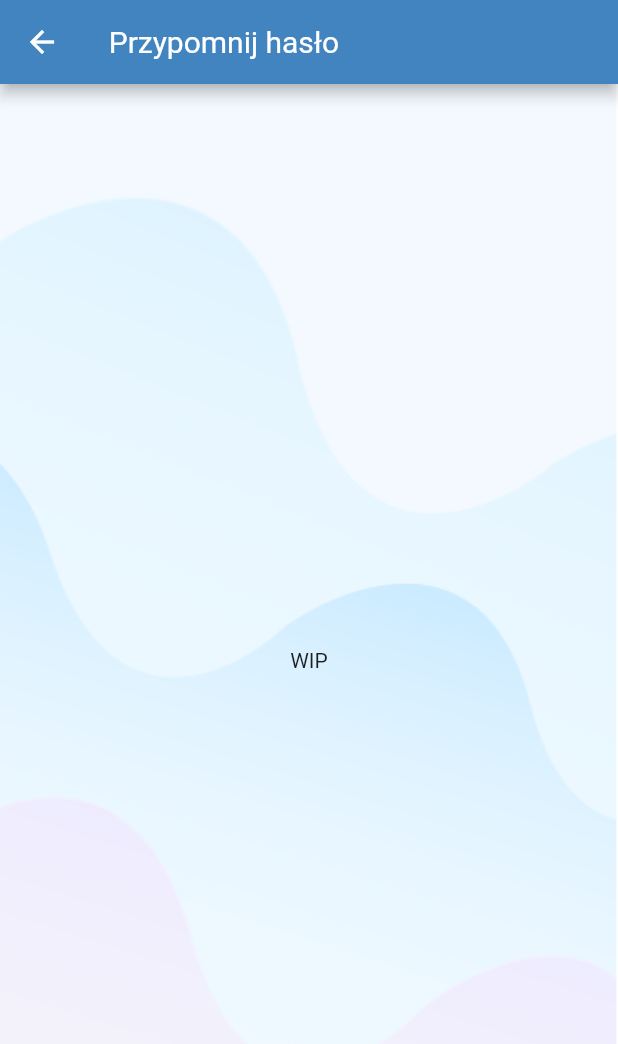
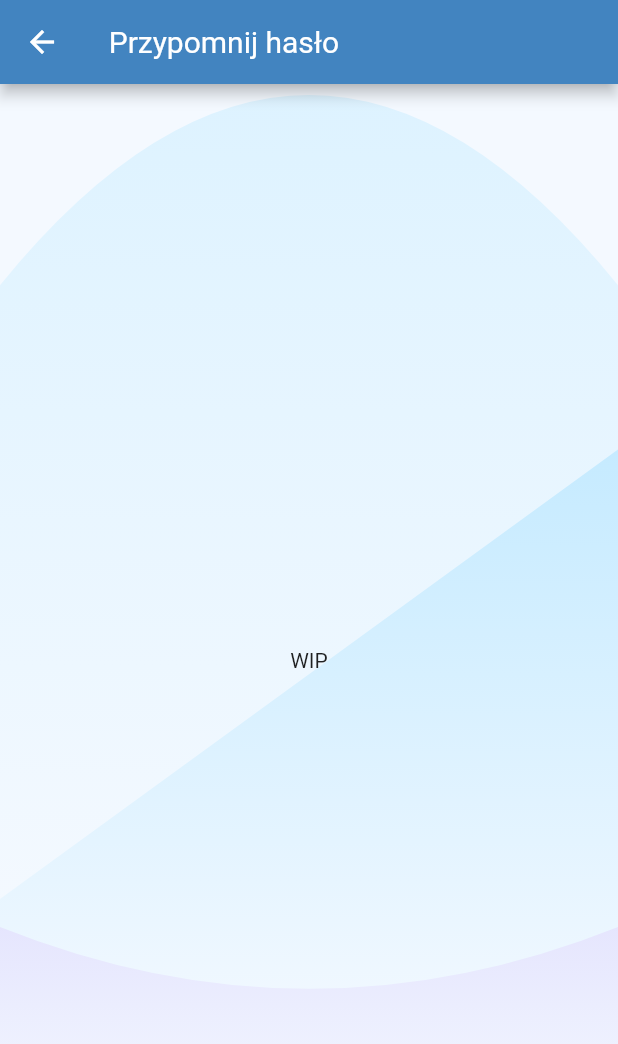
Before and after one commit to CookieDinner/Viroshop, a Flutter app: the screen it shows after launch, after a tap on "Nie pamiętasz hasła?", on a phone screen of 412 x 824 dp. Shown: the top 1044 px of the screen. Run offline on Flutter 3.47's test engine with Material 2 defaults, Android fonts, the phone set to English and light mode, and no system bars; our stand-ins replace flutter_spinkit, simple_animations; statements that could not run were skipped.

Commit message:
Added background animation + Cleanup

```diff
--- /dev/null
+++ b/PPI_MOBILE/viroshop/lib/CustomWidgets/BackgroundAnimation.dart
@@ -0,0 +1,131 @@
+import 'package:flutter/material.dart';
+import 'package:simple_animations/simple_animations.dart';
+import 'package:viroshop/Utilities/Constants.dart';
+import 'dart:math';
+
+class BackgroundAnimation extends StatelessWidget {
+  @override
+  Widget build(BuildContext context) {
+    return Stack(
+        children : <Widget>[
+          AnimatedWave(
+            width: MediaQuery.of(context).size.width,
+            height: MediaQuery.of(context).size.height / 1.3,
+            speed: 0.6,
+            offset: pi,
+            color: Constants.backgroundWave3,
+            a: 1,
+            b: 1,
+            c: 1,
+          ),
+          AnimatedWave(
+            width: MediaQuery.of(context).size.width,
+            height: MediaQuery.of(context).size.height / 2.2,
+            speed: 0.5,
+            offset: pi / 2,
+            color: Constants.backgroundWave2,
+            a: 1,
+            b: 1,
+            c: 1,
+          ),
+          AnimatedWave(
+            width: MediaQuery.of(context).size.width,
+            height: MediaQuery.of(context).size.height / 4,
+            speed: 0.4,
+            color: Constants.backgroundWave1,
+            a: 1,
+            b: 1,
+            c: 1,
+          ),
+        ]
+    );
+  }
+}
+
+class AnimatedWave extends StatelessWidget {
+  final double width;
+  final double height;
+  final double speed;
+  final double offset;
+  final Color color;
+  final double a;
+  final double b;
+  final double c;
+
+  AnimatedWave({this.width = 200, this.height = 200, this.speed = 1.0, this.offset = 0.0, this.color = Colors.blueAccent, this.a = 1, this.b = 1, this.c = 1});
+
+  @override
+  Widget build(BuildContext context) {
+    return Container(
+      height: MediaQuery.of(context).size.height,
+      child: Column(
+        mainAxisAlignment: MainAxisAlignment.end,
+        children: [
+          Container(
+            height: height,
+            width: width,
+            // ignore: deprecated_member_use
+            child: ControlledAnimation(
+              // ignore: deprecated_member_use
+                playback: Playback.LOOP,
+                duration: Duration(milliseconds: (5000 / speed).round()),
+                tween: Tween(begin: 0.0, end: 2 * pi),
+                builder: (context, value) {
+                  return CustomPaint(
+                    foregroundPainter: CurvePainter(value + offset, color, height, a: a, b: b, c: c),
+                  );
+                }),
+          ),
+        ],
+      ),
+    );
+  }
+}
+
+class CurvePainter extends CustomPainter {
+  final double value;
+  final Color waveColor;
+  final double height;
+  final double a;
+  final double b;
+  final double c;
+
+  CurvePainter(this.value, this.waveColor, this.height, {this.a = 1, this.b = 1, this.c = 1});
+
+  @override
+  void paint(Canvas canvas, Size size) {
+    final color = Paint()..shader = LinearGradient(
+      begin: Alignment.topCenter,
+      end: Alignment.bottomCenter,
+      colors: [
+        waveColor,
+        Constants.weirdWhite,
+      ],
+    ).createShader(Rect.fromCircle(
+      center: Offset(0.0, 0.0),
+      radius: height / 1.5,
+    ));
+    final path = Path();
+
+    final y1 = sin(a*value);
+    final y2 = sin(b*(value + pi / 2));
+    final y3 = sin(c*(value + pi));
+
+    final startPointY = size.height * (0.4 * y1);
+    final controlPointY = size.height * (0.4 * y2);
+    final endPointY = size.height * (0.4 * y3);
+
+    path.moveTo(size.width * 0, startPointY);
+    path.quadraticBezierTo(
+        size.width * 0.5, controlPointY, size.width, endPointY);
+    path.lineTo(size.width, size.height);
+    path.lineTo(0, size.height);
+    path.close();
+    canvas.drawPath(path, color);
+  }
+
+  @override
+  bool shouldRepaint(CustomPainter oldDelegate) {
+    return true;
+  }
+}
--- a/PPI_MOBILE/viroshop/lib/CustomWidgets/CustomAlerts.dart
+++ b/PPI_MOBILE/viroshop/lib/CustomWidgets/CustomAlerts.dart
@@ -1,5 +1,4 @@
 import 'package:flutter/material.dart';
-import 'package:flutter/services.dart';
 import '../Utilities/Constants.dart';
 import 'dart:async';
 import 'package:flutter_spinkit/flutter_spinkit.dart';
--- a/PPI_MOBILE/viroshop/lib/Utilities/Constants.dart
+++ b/PPI_MOBILE/viroshop/lib/Utilities/Constants.dart
@@ -4,11 +4,11 @@ class Constants{
   static const String api = "http://10.0.2.2:8080/api";
   static const String apiUser = "$api/user";
 
-  //Kolory prosiłbym w tej formie, bo IDE podświetla i przejrzyściej jest
-  //Google => 'color picker'
-  //Można też oczywiście w hexie wtedy w formie Color(0x[hex]), ale
-  //nie ma podświetlania wtedy w Studio
   static const Color background = Color.fromRGBO(244, 249, 255, 1);
+  static const Color backgroundWave1 = Color.fromRGBO(215, 210, 252, 1);
+  static const Color backgroundWave2 = Color.fromRGBO(186, 231, 255, 1);
+  static const Color backgroundWave3 = Color.fromRGBO(209, 239, 255, 1);
+  static const Color weirdWhite = Color.fromRGBO(244, 249, 255, 1);
   static const Color appBarTheme = Color.fromRGBO(66, 132, 192, 1);
   static const Color accent = Color.fromRGBO(203, 190, 255, 1);
   static const Color accentPlus = Color.fromRGBO(172, 151, 252, 1);
--- a/PPI_MOBILE/viroshop/lib/Utilities/Data.dart
+++ b/PPI_MOBILE/viroshop/lib/Utilities/Data.dart
@@ -1,4 +1,4 @@
-//Singleton we flutterze
+
 class Data{
   static final Data data = Data._internal();
   factory Data(){
--- a/PPI_MOBILE/viroshop/lib/Views/ForgotPasswordView.dart
+++ b/PPI_MOBILE/viroshop/lib/Views/ForgotPasswordView.dart
@@ -1,5 +1,6 @@
 import 'package:flutter/cupertino.dart';
 import 'package:flutter/material.dart';
+import 'package:viroshop/CustomWidgets/BackgroundAnimation.dart';
 import 'package:viroshop/Utilities/Constants.dart';
 
 class ForgotPasswordView extends StatefulWidget {
@@ -19,18 +20,17 @@ class _ForgotPasswordViewState extends State<ForgotPasswordView> {
               backgroundColor: Constants.appBarTheme,
             ),
             backgroundColor: Constants.background,
-            body: Container(
-              height: mediaSize.height,
-              width: mediaSize.width,
-              decoration: BoxDecoration(
-                  image: DecorationImage(
-                      image: AssetImage("assets/images/tempbg.png"),
-                      fit: BoxFit.cover
-                  )
-              ),
-              child: Center(
-                child: Text("WIP"),
-              ),
+            body: Stack(
+              children: [
+                BackgroundAnimation(),
+                Container(
+                  height: mediaSize.height,
+                  width: mediaSize.width,
+                  child: Center(
+                    child: Text("WIP"),
+                  ),
+                ),
+              ],
             )
         )
     );
--- a/PPI_MOBILE/viroshop/lib/Views/LoginView.dart
+++ b/PPI_MOBILE/viroshop/lib/Views/LoginView.dart
@@ -1,17 +1,15 @@
-import 'package:animations/animations.dart';
 import 'package:flutter/cupertino.dart';
 import 'package:flutter/material.dart';
 import 'package:viroshop/CustomWidgets/CustomAlerts.dart';
 import 'package:viroshop/CustomWidgets/CustomPageTransition.dart';
 import 'package:viroshop/CustomWidgets/CustomTextFormField.dart';
 import 'package:viroshop/Utilities/Constants.dart';
-import 'package:flutter_spinkit/flutter_spinkit.dart';
 import 'package:viroshop/Utilities/Requests.dart';
 import 'package:viroshop/Views/ForgotPasswordView.dart';
 import 'package:viroshop/Views/RegistrationView.dart';
 import 'package:viroshop/Views/SyncView.dart';
 import 'package:viroshop/CustomWidgets/SpinnerButton.dart';
-
+import 'package:viroshop/CustomWidgets/BackgroundAnimation.dart';
 
 class LoginView extends StatefulWidget {
   @override
@@ -98,15 +96,12 @@ class LoginState extends State<LoginView> with TickerProviderStateMixin{
             backgroundColor: Constants.appBarTheme,
           ),
           backgroundColor: Constants.background,
-          body: Container(
+          body: Stack(
+            children : <Widget> [
+              BackgroundAnimation(),
+              Container(
                 height: mediaSize.height,
                 width: mediaSize.width,
-            decoration: BoxDecoration(
-              image: DecorationImage(
-                image: AssetImage("assets/images/tempbg.png"),
-                fit: BoxFit.cover
-              )
-            ),
                 child: SingleChildScrollView(
                   physics: AlwaysScrollableScrollPhysics(),
                   child: Column(
@@ -213,6 +208,8 @@ class LoginState extends State<LoginView> with TickerProviderStateMixin{
                 ),
               ),
             ),
+          ]
+        ),
       )
     );
   }
--- a/PPI_MOBILE/viroshop/lib/Views/RegistrationView.dart
+++ b/PPI_MOBILE/viroshop/lib/Views/RegistrationView.dart
@@ -1,13 +1,12 @@
 import 'package:flutter/cupertino.dart';
 import 'package:flutter/material.dart';
 import 'package:intl/intl.dart';
+import 'package:viroshop/CustomWidgets/BackgroundAnimation.dart';
 import 'package:viroshop/CustomWidgets/CustomAlerts.dart';
-import 'package:viroshop/CustomWidgets/CustomPageTransition.dart';
 import 'package:viroshop/CustomWidgets/CustomTextFormField.dart';
 import 'package:viroshop/Utilities/Constants.dart';
 import 'package:viroshop/Utilities/Requests.dart';
 import 'package:viroshop/CustomWidgets/SpinnerButton.dart';
-import 'package:viroshop/Views/ForgotPasswordView.dart';
 
 class RegistrationView extends StatefulWidget {
   @override
@@ -197,15 +196,12 @@ class _RegistrationViewState extends State<RegistrationView> with TickerProvider
               backgroundColor: Constants.appBarTheme,
             ),
             backgroundColor: Constants.background,
-            body: Container(
+            body: Stack(
+              children: [
+                BackgroundAnimation(),
+                Container(
                   height: mediaSize.height,
                   width: mediaSize.width,
-              decoration: BoxDecoration(
-                  image: DecorationImage(
-                      image: AssetImage("assets/images/tempbg.png"),
-                      fit: BoxFit.cover
-                  )
-              ),
                   child: SingleChildScrollView(
                     physics: AlwaysScrollableScrollPhysics(),
                     child: Column(
@@ -390,6 +386,8 @@ class _RegistrationViewState extends State<RegistrationView> with TickerProvider
                       ],
                     ),
                   ),
+                ),
+              ],
             )
         )
     );
--- a/PPI_MOBILE/viroshop/lib/Views/SyncView.dart
+++ b/PPI_MOBILE/viroshop/lib/Views/SyncView.dart
@@ -1,5 +1,6 @@
 import 'package:flutter/cupertino.dart';
 import 'package:flutter/material.dart';
+import 'package:viroshop/CustomWidgets/BackgroundAnimation.dart';
 import 'package:viroshop/Utilities/Constants.dart';
 
 class SyncView extends StatefulWidget {
@@ -19,18 +20,17 @@ class _SyncViewState extends State<SyncView> {
             backgroundColor: Constants.appBarTheme,
           ),
           backgroundColor: Constants.background,
-          body: Container(
-            height: mediaSize.height,
-            width: mediaSize.width,
-            decoration: BoxDecoration(
-                image: DecorationImage(
-                    image: AssetImage("assets/images/tempbg.png"),
-                    fit: BoxFit.cover
-                )
-            ),
-            child: Center(
-              child: Text("WIP"),
-            ),
+          body: Stack(
+            children: [
+              BackgroundAnimation(),
+              Container(
+                height: mediaSize.height,
+                width: mediaSize.width,
+                child: Center(
+                  child: Text("WIP"),
+                ),
+              ),
+            ],
           )
       )
     );
--- a/PPI_MOBILE/viroshop/lib/main.dart
+++ b/PPI_MOBILE/viroshop/lib/main.dart
@@ -7,6 +7,7 @@ import 'package:viroshop/Utilities/Data.dart';
 import 'package:viroshop/Views/LoginView.dart';
 
 void main() async{
+  Paint.enableDithering = true;
   WidgetsFlutterBinding.ensureInitialized();
   final dbPath = await getApplicationDocumentsDirectory();
   final tempDbPath = await getApplicationDocumentsDirectory();
--- a/PPI_MOBILE/viroshop/pubspec.yaml
+++ b/PPI_MOBILE/viroshop/pubspec.yaml
@@ -30,6 +30,7 @@ dependencies:
   http: ^0.12.2
   animations: ^1.1.2
   intl: ^0.16.0
+  simple_animations: ^2.2.3
 
 
   # The following adds the Cupertino Icons font to your application.
```
Also changed, not shown: PPI_MOBILE/viroshop/pubspec.lock. Lines whose indentation alone changed are shown as unchanged.
